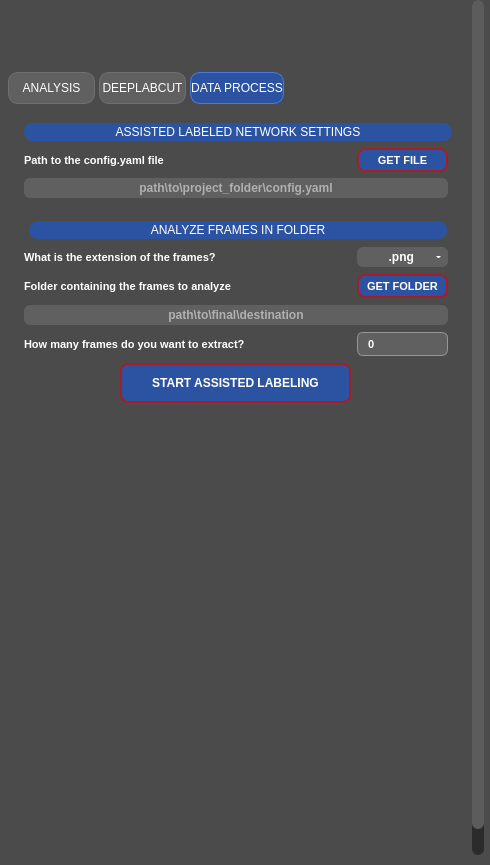
The window that src/behavython/gui/assets/ui/behavython_gui.ui (mrdrzit/behavython) describes before a commit, drawn with Qt 5.
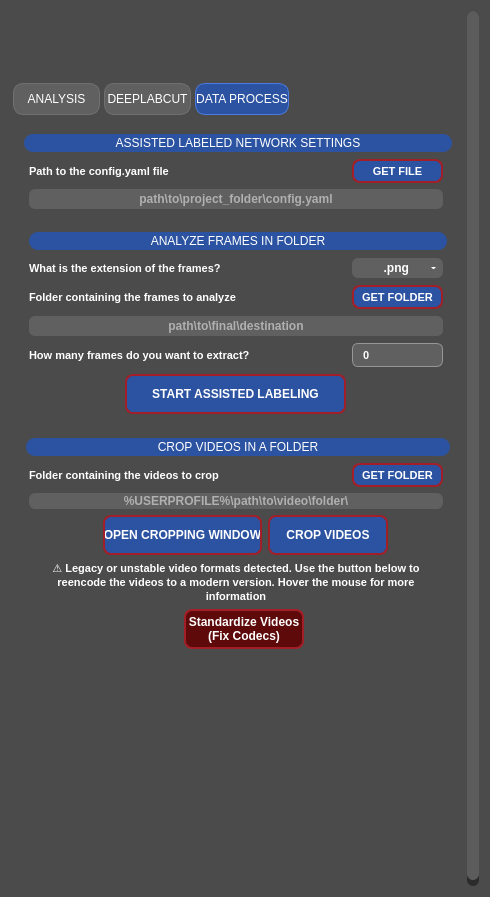
The same window after the commit. The open tabs and pages were chosen to show the change. Icons and pictures are not drawn.

Commit message: Add GPU-aware video processing pipeline and interactive crop UI

```diff
--- a/src/behavython/gui/assets/ui/behavython_gui.ui
+++ b/src/behavython/gui/assets/ui/behavython_gui.ui
@@ -7,7 +7,7 @@
     <x>0</x>
     <y>0</y>
     <width>490</width>
-    <height>865</height>
+    <height>897</height>
    </rect>
   </property>
   <property name="sizePolicy">
@@ -112,21 +112,6 @@
 }</string>
   </property>
   <layout class="QGridLayout" name="gridLayout">
-   <property name="leftMargin">
-    <number>6</number>
-   </property>
-   <property name="topMargin">
-    <number>0</number>
-   </property>
-   <property name="rightMargin">
-    <number>6</number>
-   </property>
-   <property name="bottomMargin">
-    <number>10</number>
-   </property>
-   <property name="horizontalSpacing">
-    <number>0</number>
-   </property>
    <item row="0" column="0">
     <widget class="QScrollArea" name="scrollArea">
      <property name="sizePolicy">
@@ -167,8 +152,8 @@
        <rect>
         <x>0</x>
         <y>0</y>
-        <width>478</width>
-        <height>855</height>
+        <width>472</width>
+        <height>879</height>
        </rect>
       </property>
       <property name="sizePolicy">
@@ -3713,175 +3698,6 @@
            <string>DATA PROCESS</string>
           </attribute>
           <layout class="QGridLayout" name="gridLayout_10">
-           <item row="0" column="0">
-            <widget class="QGroupBox" name="groupBox_6">
-             <property name="sizePolicy">
-              <sizepolicy hsizetype="Preferred" vsizetype="Preferred">
-               <horstretch>0</horstretch>
-               <verstretch>0</verstretch>
-              </sizepolicy>
-             </property>
-             <property name="styleSheet">
-              <string notr="true">QGroupBox {
-    border: none;
-    margin-top: 24; 
-}
-
-QGroupBox::title {
-    background-color: #2C53A1;
-    color: #FFFFFF;
-    padding: 2px 90px;     
-    margin-top: 8px;        
-    margin-bottom: 2px;      
-    border-radius: 4px;
-    font-weight: bold;
-    border-top-left-radius: 9px;
-    border-bottom-left-radius: 9px;
-    border-top-right-radius: 9px;
-    border-bottom-right-radius: 9px;
-    subcontrol-origin: margin;
-    subcontrol-position: top center; 
-}</string>
-             </property>
-             <property name="title">
-              <string>ASSISTED LABELED NETWORK SETTINGS</string>
-             </property>
-             <layout class="QGridLayout" name="gridLayout_6">
-              <item row="0" column="0">
-               <widget class="QLabel" name="config_path_data_process">
-                <property name="sizePolicy">
-                 <sizepolicy hsizetype="Preferred" vsizetype="Preferred">
-                  <horstretch>0</horstretch>
-                  <verstretch>0</verstretch>
-                 </sizepolicy>
-                </property>
-                <property name="minimumSize">
-                 <size>
-                  <width>140</width>
-                  <height>16</height>
-                 </size>
-                </property>
-                <property name="font">
-                 <font>
-                  <family>Arial</family>
-                  <pointsize>8</pointsize>
-                  <italic>false</italic>
-                  <bold>true</bold>
-                 </font>
-                </property>
-                <property name="styleSheet">
-                 <string notr="true">QLabel{color:#FFFFFF;font:8pt&quot;Arial&quot;;font-weight:bold;}</string>
-                </property>
-                <property name="text">
-                 <string notr="true">Path to the config.yaml file </string>
-                </property>
-               </widget>
-              </item>
-              <item row="0" column="2">
-               <widget class="QPushButton" name="get_config_path_data_process">
-                <property name="sizePolicy">
-                 <sizepolicy hsizetype="Preferred" vsizetype="Preferred">
-                  <horstretch>0</horstretch>
-                  <verstretch>0</verstretch>
-                 </sizepolicy>
-                </property>
-                <property name="minimumSize">
-                 <size>
-                  <width>91</width>
-                  <height>24</height>
-                 </size>
-                </property>
-                <property name="font">
-                 <font>
-                  <family>Arial</family>
-                  <pointsize>8</pointsize>
-                  <italic>false</italic>
-                  <bold>true</bold>
-                 </font>
-                </property>
-                <property name="cursor">
-                 <cursorShape>PointingHandCursor</cursorShape>
-                </property>
-                <property name="styleSheet">
-                 <string notr="true">QPushButton{font:10pt&quot;Arial&quot;;font-weight:bold;}QPushButton{border:2px solid #A21F27;border-radius:8px;background-color:#2C53A1;color:#FFFFFF;font:8pt&quot;Arial&quot;;font-weight:bold;}QPushButton:pressed{border:2px solid #A21F27;border-radius:8px;background-color:#A21F27;color:#FFFFFF;}</string>
-                </property>
-                <property name="text">
-                 <string notr="true">GET FILE</string>
-                </property>
-               </widget>
-              </item>
-              <item row="0" column="1">
-               <spacer name="horizontalSpacer_8">
-                <property name="orientation">
-                 <enum>Qt::Orientation::Horizontal</enum>
-                </property>
-                <property name="sizeHint" stdset="0">
-                 <size>
-                  <width>77</width>
-                  <height>20</height>
-                 </size>
-                </property>
-               </spacer>
-              </item>
-              <item row="1" column="0" colspan="3">
-               <widget class="QLineEdit" name="config_path_data_process_path">
-                <property name="enabled">
-                 <bool>true</bool>
-                </property>
-                <property name="minimumSize">
-                 <size>
-                  <width>340</width>
-                  <height>20</height>
-                 </size>
-                </property>
-                <property name="maximumSize">
-                 <size>
-                  <width>16777215</width>
-                  <height>20</height>
-                 </size>
-                </property>
-                <property name="mouseTracking">
-                 <bool>false</bool>
-                </property>
-                <property name="styleSheet">
-                 <string notr="true">QLineEdit{border:#969696;background-color:#606060;border-bottom-left-radius:6px;border-top-left-radius:6px;color:#FFFFFF;font:7pt&quot;Arial&quot;;font-weight:bold;border-bottom-right-radius:6px;border-top-right-radius:6px}</string>
-                </property>
-                <property name="text">
-                 <string notr="true"/>
-                </property>
-                <property name="frame">
-                 <bool>false</bool>
-                </property>
-                <property name="cursorPosition">
-                 <number>0</number>
-                </property>
-                <property name="alignment">
-                 <set>Qt::AlignmentFlag::AlignCenter</set>
-                </property>
-                <property name="readOnly">
-                 <bool>true</bool>
-                </property>
-                <property name="placeholderText">
-                 <string>path\to\project_folder\config.yaml</string>
-                </property>
-               </widget>
-              </item>
-             </layout>
-            </widget>
-           </item>
-           <item row="2" column="0">
-            <spacer name="verticalSpacer">
-             <property name="orientation">
-              <enum>Qt::Orientation::Vertical</enum>
-             </property>
-             <property name="sizeHint" stdset="0">
-              <size>
-               <width>20</width>
-               <height>40</height>
-              </size>
-             </property>
-            </spacer>
-           </item>
            <item row="1" column="0">
             <widget class="QGroupBox" name="groupBox_7">
              <property name="minimumSize">
@@ -4333,6 +4149,552 @@
              </layout>
             </widget>
            </item>
+           <item row="0" column="0">
+            <widget class="QGroupBox" name="groupBox_6">
+             <property name="sizePolicy">
+              <sizepolicy hsizetype="Preferred" vsizetype="Preferred">
+               <horstretch>0</horstretch>
+               <verstretch>0</verstretch>
+              </sizepolicy>
+             </property>
+             <property name="styleSheet">
+              <string notr="true">QGroupBox {
+    border: none;
+    margin-top: 24; 
+}
+
+QGroupBox::title {
+    background-color: #2C53A1;
+    color: #FFFFFF;
+    padding: 2px 90px;     
+    margin-top: 8px;        
+    margin-bottom: 2px;      
+    border-radius: 4px;
+    font-weight: bold;
+    border-top-left-radius: 9px;
+    border-bottom-left-radius: 9px;
+    border-top-right-radius: 9px;
+    border-bottom-right-radius: 9px;
+    subcontrol-origin: margin;
+    subcontrol-position: top center; 
+}</string>
+             </property>
+             <property name="title">
+              <string>ASSISTED LABELED NETWORK SETTINGS</string>
+             </property>
+             <layout class="QGridLayout" name="gridLayout_6">
+              <item row="0" column="0">
+               <widget class="QLabel" name="config_path_data_process">
+                <property name="sizePolicy">
+                 <sizepolicy hsizetype="Preferred" vsizetype="Preferred">
+                  <horstretch>0</horstretch>
+                  <verstretch>0</verstretch>
+                 </sizepolicy>
+                </property>
+                <property name="minimumSize">
+                 <size>
+                  <width>140</width>
+                  <height>16</height>
+                 </size>
+                </property>
+                <property name="font">
+                 <font>
+                  <family>Arial</family>
+                  <pointsize>8</pointsize>
+                  <italic>false</italic>
+                  <bold>true</bold>
+                 </font>
+                </property>
+                <property name="styleSheet">
+                 <string notr="true">QLabel{color:#FFFFFF;font:8pt&quot;Arial&quot;;font-weight:bold;}</string>
+                </property>
+                <property name="text">
+                 <string notr="true">Path to the config.yaml file </string>
+                </property>
+               </widget>
+              </item>
+              <item row="0" column="2">
+               <widget class="QPushButton" name="get_config_path_data_process">
+                <property name="sizePolicy">
+                 <sizepolicy hsizetype="Preferred" vsizetype="Preferred">
+                  <horstretch>0</horstretch>
+                  <verstretch>0</verstretch>
+                 </sizepolicy>
+                </property>
+                <property name="minimumSize">
+                 <size>
+                  <width>91</width>
+                  <height>24</height>
+                 </size>
+                </property>
+                <property name="font">
+                 <font>
+                  <family>Arial</family>
+                  <pointsize>8</pointsize>
+                  <italic>false</italic>
+                  <bold>true</bold>
+                 </font>
+                </property>
+                <property name="cursor">
+                 <cursorShape>PointingHandCursor</cursorShape>
+                </property>
+                <property name="styleSheet">
+                 <string notr="true">QPushButton{font:10pt&quot;Arial&quot;;font-weight:bold;}QPushButton{border:2px solid #A21F27;border-radius:8px;background-color:#2C53A1;color:#FFFFFF;font:8pt&quot;Arial&quot;;font-weight:bold;}QPushButton:pressed{border:2px solid #A21F27;border-radius:8px;background-color:#A21F27;color:#FFFFFF;}</string>
+                </property>
+                <property name="text">
+                 <string notr="true">GET FILE</string>
+                </property>
+               </widget>
+              </item>
+              <item row="0" column="1">
+               <spacer name="horizontalSpacer_8">
+                <property name="orientation">
+                 <enum>Qt::Orientation::Horizontal</enum>
+                </property>
+                <property name="sizeHint" stdset="0">
+                 <size>
+                  <width>77</width>
+                  <height>20</height>
+                 </size>
+                </property>
+               </spacer>
+              </item>
+              <item row="1" column="0" colspan="3">
+               <widget class="QLineEdit" name="config_path_data_process_path">
+                <property name="enabled">
+                 <bool>true</bool>
+                </property>
+                <property name="minimumSize">
+                 <size>
+                  <width>340</width>
+                  <height>20</height>
+                 </size>
+                </property>
+                <property name="maximumSize">
+                 <size>
+                  <width>16777215</width>
+                  <height>20</height>
+                 </size>
+                </property>
+                <property name="mouseTracking">
+                 <bool>false</bool>
+                </property>
+                <property name="styleSheet">
+                 <string notr="true">QLineEdit{border:#969696;background-color:#606060;border-bottom-left-radius:6px;border-top-left-radius:6px;color:#FFFFFF;font:7pt&quot;Arial&quot;;font-weight:bold;border-bottom-right-radius:6px;border-top-right-radius:6px}</string>
+                </property>
+                <property name="text">
+                 <string notr="true"/>
+                </property>
+                <property name="frame">
+                 <bool>false</bool>
+                </property>
+                <property name="cursorPosition">
+                 <number>0</number>
+                </property>
+                <property name="alignment">
+                 <set>Qt::AlignmentFlag::AlignCenter</set>
+                </property>
+                <property name="readOnly">
+                 <bool>true</bool>
+                </property>
+                <property name="placeholderText">
+                 <string>path\to\project_folder\config.yaml</string>
+                </property>
+               </widget>
+              </item>
+             </layout>
+            </widget>
+           </item>
+           <item row="2" column="0">
+            <widget class="QGroupBox" name="groupBox_8">
+             <property name="sizePolicy">
+              <sizepolicy hsizetype="Preferred" vsizetype="Preferred">
+               <horstretch>0</horstretch>
+               <verstretch>0</verstretch>
+              </sizepolicy>
+             </property>
+             <property name="minimumSize">
+              <size>
+               <width>0</width>
+               <height>300</height>
+              </size>
+             </property>
+             <property name="styleSheet">
+              <string notr="true">QGroupBox {
+    border: none;
+    margin-top: 24; 
+}
+
+QGroupBox::title {
+    background-color: #2C53A1;
+    color: #FFFFFF;
+    padding: 2px 130px;     
+    margin-top: 8px;        
+    margin-bottom: 2px;      
+    border-radius: 4px;
+    font-weight: bold;
+    border-top-left-radius: 9px;
+    border-bottom-left-radius: 9px;
+    border-top-right-radius: 9px;
+    border-bottom-right-radius: 9px;
+    subcontrol-origin: margin;
+    subcontrol-position: top center; 
+}</string>
+             </property>
+             <property name="title">
+              <string>CROP VIDEOS IN A FOLDER</string>
+             </property>
+             <property name="alignment">
+              <set>Qt::AlignmentFlag::AlignLeading|Qt::AlignmentFlag::AlignLeft|Qt::AlignmentFlag::AlignTop</set>
+             </property>
+             <layout class="QGridLayout" name="gridLayout_14">
+              <item row="0" column="0" colspan="5">
+               <widget class="QLabel" name="videos_folder_video_editing_label">
+                <property name="sizePolicy">
+                 <sizepolicy hsizetype="Preferred" vsizetype="Preferred">
+                  <horstretch>0</horstretch>
+                  <verstretch>0</verstretch>
+                 </sizepolicy>
+                </property>
+                <property name="maximumSize">
+                 <size>
+                  <width>16777215</width>
+                  <height>16</height>
+                 </size>
+                </property>
+                <property name="font">
+                 <font>
+                  <family>Arial</family>
+                  <pointsize>8</pointsize>
+                  <italic>false</italic>
+                  <bold>true</bold>
+                 </font>
+                </property>
+                <property name="styleSheet">
+                 <string notr="true">QLabel{color:#FFFFFF;font:8pt&quot;Arial&quot;;font-weight:bold;}</string>
+                </property>
+                <property name="text">
+                 <string notr="true">Folder containing the videos to crop</string>
+                </property>
+                <property name="wordWrap">
+                 <bool>true</bool>
+                </property>
+               </widget>
+              </item>
+              <item row="1" column="0" colspan="7">
+               <widget class="QLineEdit" name="videos_to_crop_folder_video_editing_lineedit">
+                <property name="sizePolicy">
+                 <sizepolicy hsizetype="Preferred" vsizetype="Preferred">
+                  <horstretch>0</horstretch>
+                  <verstretch>0</verstretch>
+                 </sizepolicy>
+                </property>
+                <property name="maximumSize">
+                 <size>
+                  <width>16777215</width>
+                  <height>20</height>
+                 </size>
+                </property>
+                <property name="styleSheet">
+                 <string notr="true">QLineEdit{border:#969696;background-color:#606060;border-bottom-left-radius:6px;border-top-left-radius:6px;color:#FFFFFF;font:7pt&quot;Arial&quot;;font-weight:bold;border-bottom-right-radius:6px;border-top-right-radius:6px}</string>
+                </property>
+                <property name="text">
+                 <string notr="true"/>
+                </property>
+                <property name="frame">
+                 <bool>false</bool>
+                </property>
+                <property name="cursorPosition">
+                 <number>0</number>
+                </property>
+                <property name="alignment">
+                 <set>Qt::AlignmentFlag::AlignCenter</set>
+                </property>
+                <property name="readOnly">
+                 <bool>true</bool>
+                </property>
+                <property name="placeholderText">
+                 <string>%USERPROFILE%\path\to\video\folder\</string>
+                </property>
+               </widget>
+              </item>
+              <item row="2" column="0">
+               <spacer name="horizontalSpacer_9">
+                <property name="orientation">
+                 <enum>Qt::Orientation::Horizontal</enum>
+                </property>
+                <property name="sizeHint" stdset="0">
+                 <size>
+                  <width>120</width>
+                  <height>20</height>
+                 </size>
+                </property>
+               </spacer>
+              </item>
+              <item row="2" column="1" colspan="2">
+               <widget class="QPushButton" name="call_crop_dialog_button">
+                <property name="enabled">
+                 <bool>true</bool>
+                </property>
+                <property name="sizePolicy">
+                 <sizepolicy hsizetype="Preferred" vsizetype="Preferred">
+                  <horstretch>0</horstretch>
+                  <verstretch>0</verstretch>
+                 </sizepolicy>
+                </property>
+                <property name="minimumSize">
+                 <size>
+                  <width>155</width>
+                  <height>40</height>
+                 </size>
+                </property>
+                <property name="maximumSize">
+                 <size>
+                  <width>16777215</width>
+                  <height>40</height>
+                 </size>
+                </property>
+                <property name="cursor">
+                 <cursorShape>PointingHandCursor</cursorShape>
+                </property>
+                <property name="styleSheet">
+                 <string notr="true">QPushButton{font:14pt&quot;Arial&quot;;font-weight:bold;}QPushButton{border:2px solid #A21F27;border-radius:8px;background-color:#2C53A1;color:#FFFFFF;font:8pt&quot;Arial&quot;;font-weight:bold;}QPushButton:pressed{border:2px solid #A21F27;border-radius:8px;background-color:#A21F27;color:#FFFFFF;}
+QPushButton:disabled {
+    background-color: gray;
+    color: white;
+    border: 2px solid darkgray; 
+}</string>
+                </property>
+                <property name="text">
+                 <string notr="true">OPEN CROPPING WINDOW</string>
+                </property>
+               </widget>
+              </item>
+              <item row="2" column="3" colspan="3">
+               <widget class="QPushButton" name="crop_videos_button">
+                <property name="sizePolicy">
+                 <sizepolicy hsizetype="Preferred" vsizetype="Preferred">
+                  <horstretch>0</horstretch>
+                  <verstretch>0</verstretch>
+                 </sizepolicy>
+                </property>
+                <property name="minimumSize">
+                 <size>
+                  <width>120</width>
+                  <height>40</height>
+                 </size>
+                </property>
+                <property name="maximumSize">
+                 <size>
+                  <width>16777215</width>
+                  <height>40</height>
+                 </size>
+                </property>
+                <property name="cursor">
+                 <cursorShape>PointingHandCursor</cursorShape>
+                </property>
+                <property name="styleSheet">
+                 <string notr="true">QPushButton{font:14pt&quot;Arial&quot;;font-weight:bold;}QPushButton{border:2px solid #A21F27;border-radius:8px;background-color:#2C53A1;color:#FFFFFF;font:8pt&quot;Arial&quot;;font-weight:bold;}QPushButton:pressed{border:2px solid #A21F27;border-radius:8px;background-color:#A21F27;color:#FFFFFF;}
+QPushButton:disabled {
+    background-color: gray;
+    color: white;
+    border: 2px solid darkgray; 
+}</string>
+                </property>
+                <property name="text">
+                 <string notr="true">CROP VIDEOS</string>
+                </property>
+               </widget>
+              </item>
+              <item row="2" column="6">
+               <spacer name="horizontalSpacer_10">
+                <property name="orientation">
+                 <enum>Qt::Orientation::Horizontal</enum>
+                </property>
+                <property name="sizeHint" stdset="0">
+                 <size>
+                  <width>46</width>
+                  <height>20</height>
+                 </size>
+                </property>
+               </spacer>
+              </item>
+              <item row="3" column="0" colspan="7">
+               <widget class="QLabel" name="codec_warning_label_video_editing_label">
+                <property name="sizePolicy">
+                 <sizepolicy hsizetype="Preferred" vsizetype="Preferred">
+                  <horstretch>0</horstretch>
+                  <verstretch>0</verstretch>
+                 </sizepolicy>
+                </property>
+                <property name="maximumSize">
+                 <size>
+                  <width>16777215</width>
+                  <height>50</height>
+                 </size>
+                </property>
+                <property name="font">
+                 <font>
+                  <family>Arial</family>
+                  <pointsize>8</pointsize>
+                  <italic>false</italic>
+                  <bold>true</bold>
+                 </font>
+                </property>
+                <property name="styleSheet">
+                 <string notr="true">QLabel{color:#FFFFFF;font:8pt&quot;Arial&quot;;font-weight:bold;}</string>
+                </property>
+                <property name="text">
+                 <string notr="true">⚠️ Legacy or unstable video formats detected. Use the button below to reencode the videos to a modern version. Hover the mouse for more information</string>
+                </property>
+                <property name="alignment">
+                 <set>Qt::AlignmentFlag::AlignCenter</set>
+                </property>
+                <property name="wordWrap">
+                 <bool>true</bool>
+                </property>
+               </widget>
+              </item>
+              <item row="4" column="0" colspan="2">
+               <spacer name="horizontalSpacer_11">
+                <property name="orientation">
+                 <enum>Qt::Orientation::Horizontal</enum>
+                </property>
+                <property name="sizeHint" stdset="0">
+                 <size>
+                  <width>123</width>
+                  <height>20</height>
+                 </size>
+                </property>
+               </spacer>
+              </item>
+              <item row="4" column="2" colspan="2">
+               <widget class="QPushButton" name="standardize_videos_button_video_editing_button">
+                <property name="sizePolicy">
+                 <sizepolicy hsizetype="Preferred" vsizetype="Preferred">
+                  <horstretch>0</horstretch>
+                  <verstretch>0</verstretch>
+                 </sizepolicy>
+                </property>
+                <property name="minimumSize">
+                 <size>
+                  <width>120</width>
+                  <height>40</height>
+                 </size>
+                </property>
+                <property name="maximumSize">
+                 <size>
+                  <width>16777215</width>
+                  <height>40</height>
+                 </size>
+                </property>
+                <property name="cursor">
+                 <cursorShape>PointingHandCursor</cursorShape>
+                </property>
+                <property name="styleSheet">
+                 <string notr="true">QPushButton{
+    font:14pt&quot;Arial&quot;;
+    font-weight:bold;
+}
+
+QPushButton{
+    border:2px solid #A21F27;
+    border-radius:8px;
+    background-color:#5E0A0A;
+    color:#FFFFFF;
+    font:8pt&quot;Arial&quot;;
+    font-weight:bold;
+}
+
+QPushButton:pressed{
+    border:2px solid #A21F27;
+    border-radius:8px;
+    background-color:#A21F27;
+    color:#FFFFFF;
+}
+
+QPushButton:disabled {
+    background-color: gray;
+    color: white;
+    border: 2px solid darkgray; 
+}
+
+</string>
+                </property>
+                <property name="text">
+                 <string notr="true">Standardize Videos
+(Fix Codecs)</string>
+                </property>
+               </widget>
+              </item>
+              <item row="4" column="4" colspan="3">
+               <spacer name="horizontalSpacer_23">
+                <property name="orientation">
+                 <enum>Qt::Orientation::Horizontal</enum>
+                </property>
+                <property name="sizeHint" stdset="0">
+                 <size>
+                  <width>130</width>
+                  <height>37</height>
+                 </size>
+                </property>
+               </spacer>
+              </item>
+              <item row="5" column="2" colspan="2">
+               <spacer name="verticalSpacer_2">
+                <property name="orientation">
+                 <enum>Qt::Orientation::Vertical</enum>
+                </property>
+                <property name="sizeHint" stdset="0">
+                 <size>
+                  <width>20</width>
+                  <height>209</height>
+                 </size>
+                </property>
+               </spacer>
+              </item>
+              <item row="0" column="5" colspan="2">
+               <widget class="QPushButton" name="get_videos_path_video_editing_button">
+                <property name="sizePolicy">
+                 <sizepolicy hsizetype="Preferred" vsizetype="Preferred">
+                  <horstretch>0</horstretch>
+                  <verstretch>0</verstretch>
+                 </sizepolicy>
+                </property>
+                <property name="minimumSize">
+                 <size>
+                  <width>91</width>
+                  <height>24</height>
+                 </size>
+                </property>
+                <property name="maximumSize">
+                 <size>
+                  <width>16777215</width>
+                  <height>24</height>
+                 </size>
+                </property>
+                <property name="font">
+                 <font>
+                  <family>Arial</family>
+                  <pointsize>8</pointsize>
+                  <italic>false</italic>
+                  <bold>true</bold>
+                 </font>
+                </property>
+                <property name="cursor">
+                 <cursorShape>PointingHandCursor</cursorShape>
+                </property>
+                <property name="styleSheet">
+                 <string notr="true">QPushButton{font:6pt&quot;Arial&quot;;font-weight:bold;}QPushButton{border:2px solid #A21F27;border-radius:8px;background-color:#2C53A1;color:#FFFFFF;font:8pt&quot;Arial&quot;;font-weight:bold;}QPushButton:pressed{border:2px solid #A21F27;border-radius:8px;background-color:#A21F27;color:#FFFFFF;}</string>
+                </property>
+                <property name="text">
+                 <string notr="true">GET FOLDER</string>
+                </property>
+               </widget>
+              </item>
+             </layout>
+            </widget>
+           </item>
           </layout>
          </widget>
         </widget>
```
Left out of the diff: 2 changed lines with no effect on the pictures. The commit also changes 5 other files.
